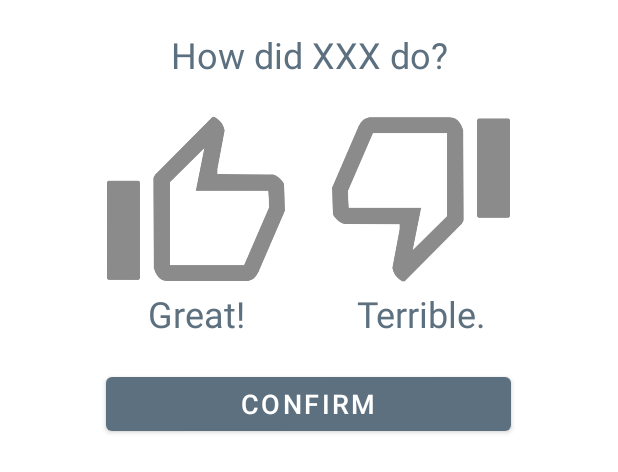
After one commit to sharyar/ZoomWroom, an Android app: the layout rate_driver_fragment.xml on its own in the app's theme, with its tools: preview values and no code run, on a phone screen of 412 x 824 dp. The commit adds this screen. Shown: the top 472 px of the screen. Run offline under Robolectric (Android 15) with nearby library versions, the phone set to English and light mode, and no system bars.

Commit message:
feat: add QR display and rate driver fragments

```diff
--- /dev/null
+++ b/app/src/main/res/layout/rate_driver_fragment.xml
@@ -0,0 +1,78 @@
+<?xml version="1.0" encoding="utf-8"?>
+<LinearLayout xmlns:android="http://schemas.android.com/apk/res/android"
+    xmlns:app="http://schemas.android.com/apk/res-auto"
+    xmlns:tools="http://schemas.android.com/tools"
+    android:orientation="vertical"
+    android:layout_width="match_parent"
+    android:layout_height="match_parent"
+    style="@style/DialogFragmentStyle">
+
+    <TextView
+        android:id="@+id/rate_driver_title"
+        android:layout_width="match_parent"
+        android:layout_height="wrap_content"
+        android:text="How did XXX do?"
+        android:layout_gravity="center_horizontal"
+        android:textSize="24sp"
+        android:textColor="@color/colorPrimaryDark"
+        android:textAlignment="center"
+        android:layout_margin="20dp"/>
+
+    <LinearLayout
+        android:layout_width="wrap_content"
+        android:layout_height="wrap_content"
+        android:orientation="horizontal"
+        android:layout_gravity="center_horizontal">
+
+        <ImageView
+            android:id="@+id/rate_driver_positive"
+            android:layout_width="120dp"
+            android:layout_height="120dp"
+            app:srcCompat="@drawable/thumbs_up_unsel"
+            android:scaleType="fitXY"
+            android:layout_marginEnd="30dp"/>
+
+        <ImageView
+            android:id="@+id/rate_driver_negative"
+            android:layout_width="120dp"
+            android:layout_height="120dp"
+            app:srcCompat="@drawable/thumbs_down_unsel"
+            android:scaleType="fitXY" />
+    </LinearLayout>
+
+    <LinearLayout
+        android:layout_width="wrap_content"
+        android:layout_height="wrap_content"
+        android:orientation="horizontal"
+        android:layout_gravity="center_horizontal" >
+
+        <TextView
+            android:layout_width="120dp"
+            android:layout_height="wrap_content"
+            android:textAlignment="center"
+            android:text="@string/rate_driver_positive_text"
+            android:layout_marginEnd="30dp"
+            android:textColor="@color/colorPrimaryDark"
+            android:textSize="24sp" />
+
+        <TextView
+            android:layout_width="120dp"
+            android:layout_height="wrap_content"
+            android:textAlignment="center"
+            android:text="@string/rate_driver_negative_text"
+            android:textColor="@color/colorPrimaryDark"
+            android:textSize="24sp" />
+
+    </LinearLayout>
+
+    <Button
+        android:id="@+id/rate_driver_complete_button"
+        android:layout_width="270dp"
+        android:layout_height="wrap_content"
+        android:layout_gravity="center_horizontal"
+        android:text="@string/confirm"
+        style="@style/PrimaryButtonRegisterRider"
+        android:layout_margin="20dp"/>
+
+
+</LinearLayout>
--- a/app/src/main/res/values/strings.xml
+++ b/app/src/main/res/values/strings.xml
@@ -2,4 +2,9 @@
     <string name="app_name">My Application</string>
     <string name="title_activity_maps">Map</string>
     <string name="title_activity_driver_home">Driver Map</string>
+    <string name="complete">Complete</string>
+    <string name="qr_display_hint">Please show this QR code to the driver.</string>
+    <string name="rate_driver_positive_text">Great!</string>
+    <string name="rate_driver_negative_text">Terrible.</string>
+    <string name="confirm">Confirm</string>
 </resources>
```
Also changed, not shown: app/src/main/java/com/example/zoomwroom/QRDisplayFragment.java (added, +37 -0 lines), app/src/main/java/com/example/zoomwroom/RateDriverFragment.java (added, +98 -0 lines), app/src/main/res/layout/qr_display_fragment.xml (added, +40 -0 lines), app/src/main/res/values/styles.xml (+4 -27 lines), app/src/main/res/drawable/thumbs_down_sel.png (added), app/src/main/res/drawable/thumbs_down_unsel.png (added), app/src/main/res/drawable/thumbs_up_sel.png (added), app/src/main/res/drawable/thumbs_up_unsel.png (added).
